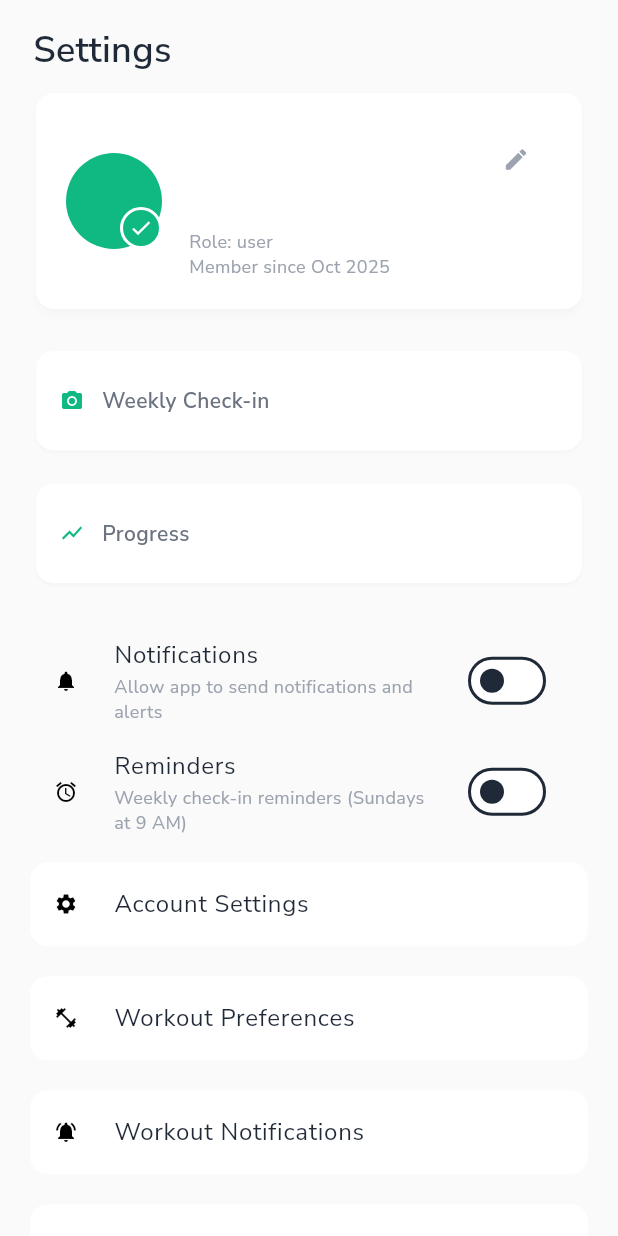
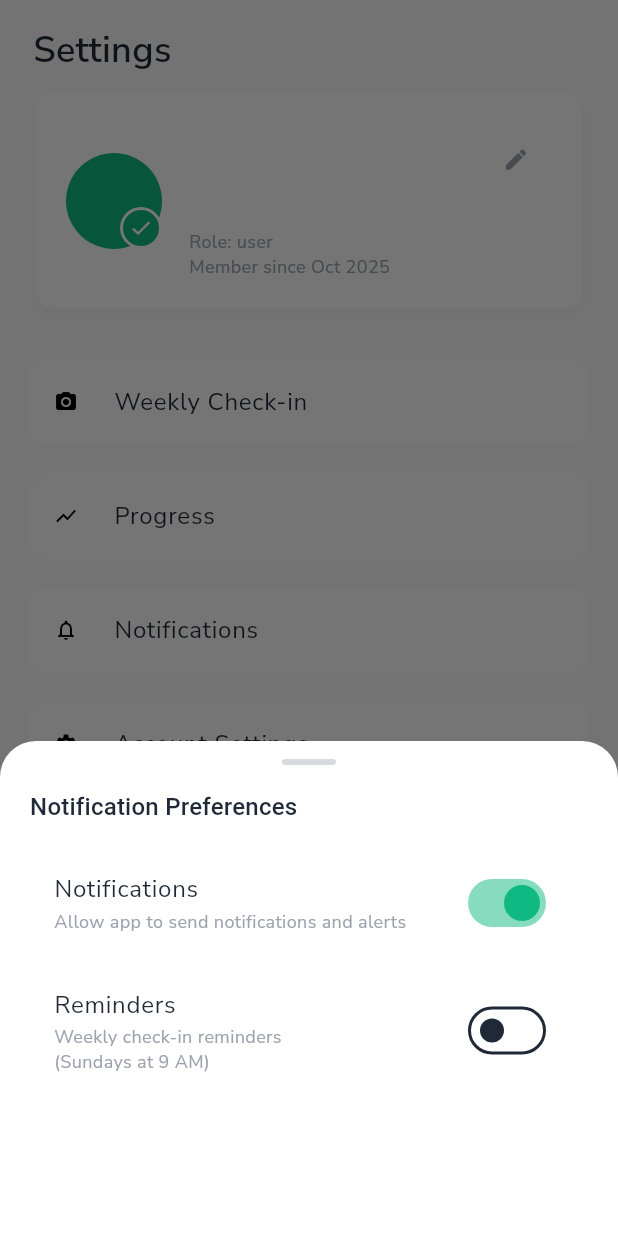
Before and after one commit to mahmoudal99/moctarnutrition, a Flutter app: the ProfileScreen screen opened directly, after a tap on "Notifications", on a phone screen of 412 x 824 dp. Run offline on Flutter 3.47's test engine with Material 3 defaults, Android fonts, the phone set to English and light mode, and no system bars; our stand-ins replace auth_buttons, cached_network_image, cloud_firestore, confetti, firebase_auth, firebase_core and 18 more; missing offline and left inert: flutter_floating_bottom_bar, flutter_stripe, mobile_scanner, openfoodfacts; accounts and stored records are empty; project files that could hold a hidden picture were left out.

Commit message:
Add notifications bottom sheet

```diff
--- a/lib/features/profile/presentation/screens/profile_screen.dart
+++ b/lib/features/profile/presentation/screens/profile_screen.dart
@@ -45,6 +45,58 @@ class ProfileScreen extends StatelessWidget {
         final privacy = ProfileDataProvider.getPrivacyItems(context);
         final support = ProfileDataProvider.getSupportItems(context);
 
+        void showNotificationsSheet() {
+          showModalBottomSheet<void>(
+            context: context,
+            isScrollControlled: true,
+            useRootNavigator: true,
+            backgroundColor: Colors.white,
+            shape: const RoundedRectangleBorder(
+              borderRadius: BorderRadius.vertical(top: Radius.circular(24)),
+            ),
+            builder: (sheetContext) {
+              final viewInsets = MediaQuery.of(sheetContext).viewInsets;
+              final padding = MediaQuery.of(sheetContext).padding;
+
+              return SafeArea(
+                child: Padding(
+                  padding: EdgeInsets.only(
+                    left: 20,
+                    right: 20,
+                    top: 12,
+                    bottom: viewInsets.bottom + padding.bottom + 100,
+                  ),
+                  child: Column(
+                    mainAxisSize: MainAxisSize.min,
+                    crossAxisAlignment: CrossAxisAlignment.start,
+                    children: [
+                      Center(
+                        child: Container(
+                          width: 36,
+                          height: 4,
+                          decoration: BoxDecoration(
+                            color: AppConstants.textTertiary.withOpacity(0.4),
+                            borderRadius: BorderRadius.circular(999),
+                          ),
+                        ),
+                      ),
+                      const SizedBox(height: 16),
+                      Text(
+                        'Notification Preferences',
+                        style: Theme.of(sheetContext).textTheme.titleMedium,
+                      ),
+                      const SizedBox(height: 16),
+                      const NotificationsToggle(),
+                      const SizedBox(height: 12),
+                      const RemindersToggle(),
+                    ],
+                  ),
+                ),
+              );
+            },
+          );
+        }
+
         return Scaffold(
           backgroundColor: AppConstants.backgroundColor,
           body: SafeArea(
@@ -61,11 +113,14 @@ class ProfileScreen extends StatelessWidget {
                   const SizedBox(height: 20),
                   ProfileQuickAccessGrid(items: quickAccess),
                 ],
-                const SizedBox(height: 24),
-                // Only show notification and reminder toggles for non-admin users
                 if (user.role != UserRole.admin) ...[
-                  const NotificationsToggle(),
-                  const RemindersToggle(),
+                  ProfileSettingsTile(
+                    item: SettingsItem(
+                      label: 'Notifications',
+                      icon: Icons.notifications_outlined,
+                      onTap: showNotificationsSheet,
+                    ),
+                  ),
                 ],
                 ...settings
                     .where((item) =>
--- a/lib/features/profile/presentation/widgets/notifications_toggle.dart
+++ b/lib/features/profile/presentation/widgets/notifications_toggle.dart
@@ -51,8 +51,6 @@ class _NotificationsToggleState extends State<NotificationsToggle> {
   @override
   Widget build(BuildContext context) {
     return ListTile(
-      leading:
-          const Icon(Icons.notifications, color: Colors.black, size: 16,),
       title: Text(
         'Notifications',
         style: AppTextStyles.bodyMedium,
--- a/lib/features/profile/presentation/widgets/profile_quick_access_grid.dart
+++ b/lib/features/profile/presentation/widgets/profile_quick_access_grid.dart
@@ -11,14 +11,14 @@ class ProfileQuickAccessGrid extends StatelessWidget {
 
   @override
   Widget build(BuildContext context) {
-    return GridView.count(
-      crossAxisCount: 1,
-      shrinkWrap: true,
-      physics: const NeverScrollableScrollPhysics(),
-      mainAxisSpacing: 14,
-      crossAxisSpacing: 14,
-      childAspectRatio: 5,
-      children: items.map((item) => QuickAccessTile(item: item)).toList(),
+    if (items.isEmpty) {
+      return const SizedBox.shrink();
+    }
+
+    return Column(
+      children: items
+          .map((item) => QuickAccessTile(item: item))
+          .toList(growable: false),
     );
   }
 }
@@ -33,34 +33,37 @@ class QuickAccessTile extends StatelessWidget {
 
   @override
   Widget build(BuildContext context) {
-    return Card(
-      shape: RoundedRectangleBorder(borderRadius: BorderRadius.circular(12)),
-      elevation: 1,
-      child: InkWell(
-        borderRadius: BorderRadius.circular(14),
+    final Widget? trailing = item.trailing ??
+        (item.badge != null
+            ? Container(
+                padding:
+                    const EdgeInsets.symmetric(horizontal: 10, vertical: 4),
+                decoration: BoxDecoration(
+                  color: AppConstants.primaryColor.withOpacity(0.08),
+                  borderRadius: BorderRadius.circular(999),
+                ),
+                child: Text(
+                  item.badge!,
+                  style: AppTextStyles.caption.copyWith(
+                    color: AppConstants.primaryColor,
+                    fontWeight: FontWeight.w600,
+                  ),
+                ),
+              )
+            : null);
+
+    return Padding(
+      padding: const EdgeInsets.symmetric(vertical: 10),
+      child: ListTile(
+        tileColor: Colors.white,
+        shape: RoundedRectangleBorder(borderRadius: BorderRadius.circular(12)),
+        leading: Icon(item.icon, color: Colors.black, size: 16),
+        title: Text(
+          item.label,
+          style: AppTextStyles.bodyMedium,
+        ),
+        trailing: trailing,
         onTap: item.onTap,
-        child: Padding(
-          padding: const EdgeInsets.all(16),
-          child: Row(
-            children: [
-              Icon(item.icon, color: AppConstants.primaryColor, size: 16),
-              const SizedBox(width: 12),
-              Expanded(
-                child: Column(
-                  crossAxisAlignment: CrossAxisAlignment.start,
-                  mainAxisAlignment: MainAxisAlignment.center,
-                  children: [
-                    Text(
-                      item.label,
-                      style: AppTextStyles.bodySmall
-                          .copyWith(fontWeight: FontWeight.w600),
-                    ),
-                  ],
-                ),
-              ),
-            ],
-          ),
-        ),
       ),
     );
   }
@@ -71,11 +74,13 @@ class QuickAccessItem {
   final IconData icon;
   final String? badge;
   final VoidCallback? onTap;
+  final Widget? trailing;
 
   const QuickAccessItem({
     required this.label,
     required this.icon,
     this.badge,
     this.onTap,
+    this.trailing,
   });
 }
--- a/lib/features/profile/presentation/widgets/reminders_toggle.dart
+++ b/lib/features/profile/presentation/widgets/reminders_toggle.dart
@@ -148,17 +148,12 @@ class _RemindersToggleState extends State<RemindersToggle> {
   @override
   Widget build(BuildContext context) {
     return ListTile(
-      leading: const Icon(
-        Icons.alarm,
-        color: Colors.black,
-        size: 16,
-      ),
       title: Text(
         'Reminders',
-        style: AppTextStyles.bodyMedium,
+          style: AppTextStyles.bodyMedium
       ),
       subtitle: Text(
-        'Weekly check-in reminders (Sundays at 9 AM)',
+        'Weekly check-in reminders\n(Sundays at 9 AM)',
         style: AppTextStyles.caption.copyWith(
           color: AppConstants.textTertiary,
         ),
```
